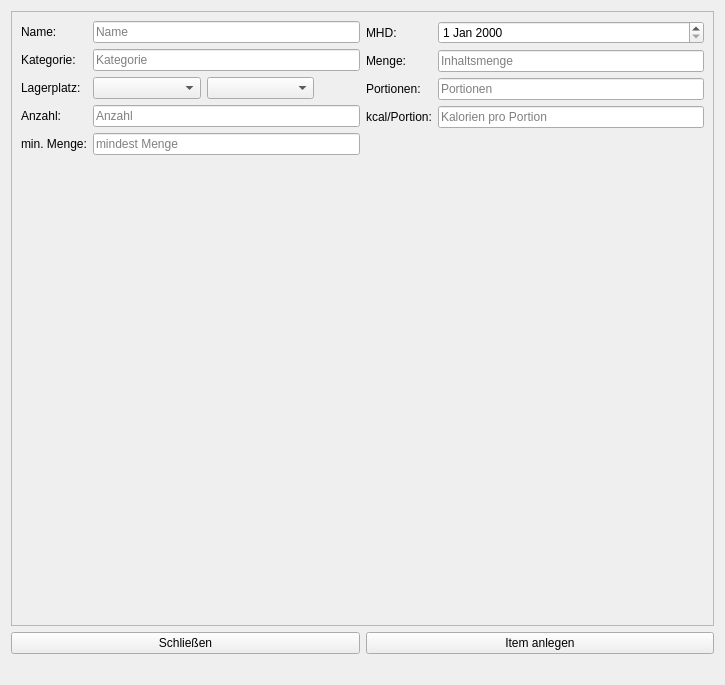
The window that ui/NewEntry.ui (mluckau/vorratslager) describes before a commit, drawn with Qt 5.
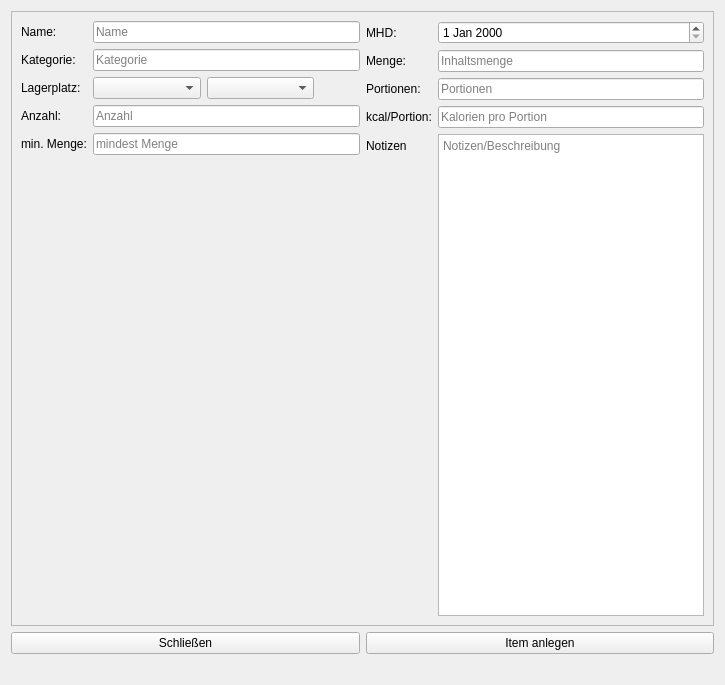
The same window after the commit. Icons and pictures are not drawn.

Commit message: item notes hinzugefügt

Diff of the .ui file:
```diff
--- a/ui/NewEntry.ui
+++ b/ui/NewEntry.ui
@@ -234,6 +234,20 @@
            </property>
           </widget>
          </item>
+         <item row="4" column="0">
+          <widget class="QLabel" name="label">
+           <property name="text">
+            <string>Notizen</string>
+           </property>
+          </widget>
+         </item>
+         <item row="4" column="1">
+          <widget class="QPlainTextEdit" name="te_notes">
+           <property name="placeholderText">
+            <string>Notizen/Beschreibung</string>
+           </property>
+          </widget>
+         </item>
         </layout>
        </item>
       </layout>
```
The commit also changes 4 other files.
